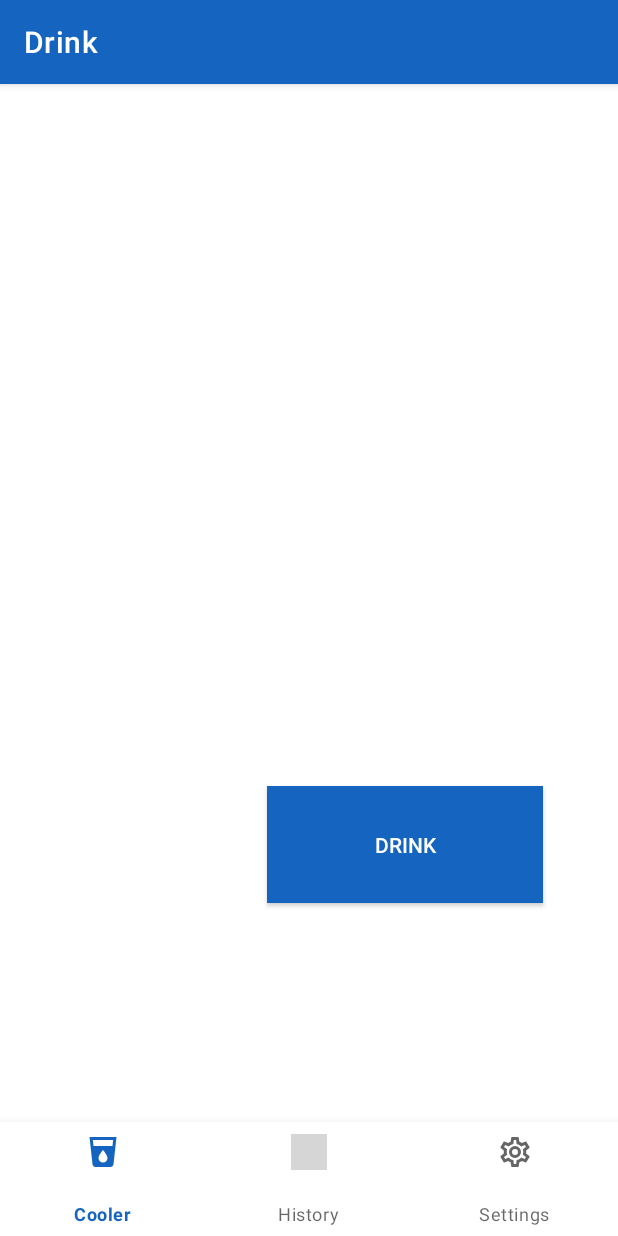
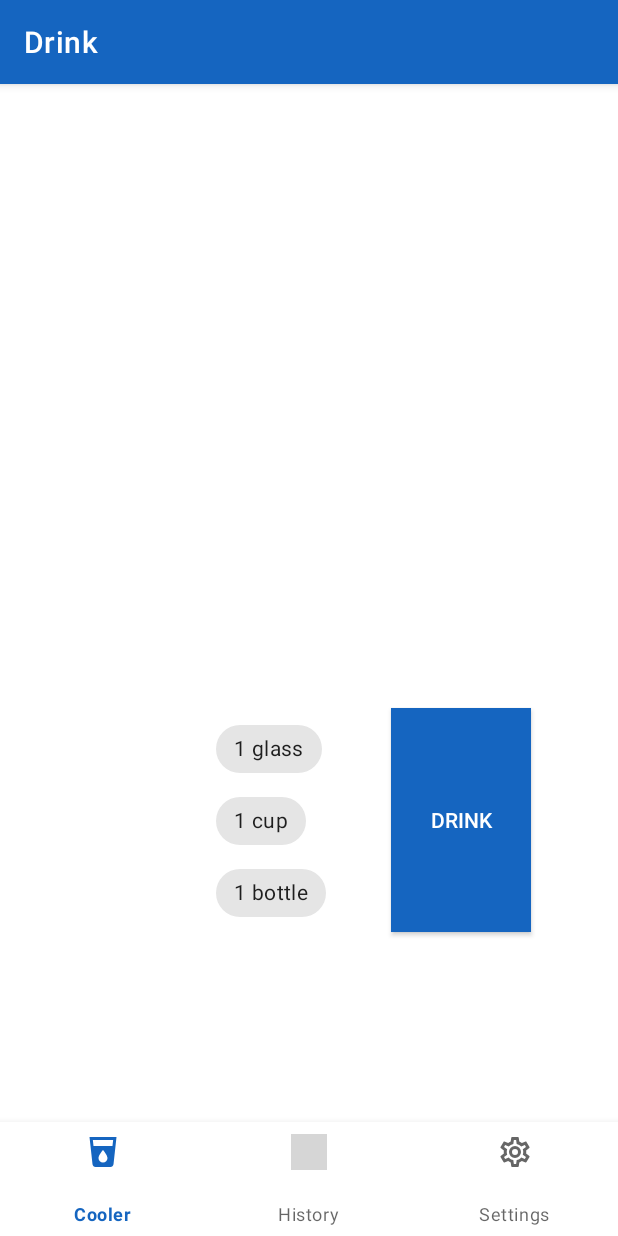
Before and after one commit to kamilchulakov/DrinkSomeWater, an Android app: the DrinkFragment screen opened through its navigation route, on a phone screen of 412 x 824 dp. Run offline under Robolectric (Android 15) with nearby library versions, the phone set to English and light mode, and no system bars; our stand-ins replace navigation-ui; 1 statement that could not run was skipped; grey boxes are pictures that could not be loaded.

Commit message:
Add chips to choose amount of water

```diff
--- a/app/src/main/res/layout/fragment_drink.xml
+++ b/app/src/main/res/layout/fragment_drink.xml
@@ -12,15 +12,44 @@
 
         <androidx.appcompat.widget.AppCompatButton
             android:id="@+id/drinkBtn"
-            android:layout_width="184dp"
-            android:layout_height="78dp"
-            android:layout_marginTop="468dp"
-            android:layout_marginEnd="28dp"
+            android:layout_width="93dp"
+            android:layout_height="149dp"
+            android:layout_marginEnd="36dp"
+            android:layout_marginBottom="164dp"
             android:background="@color/primaryColor"
+            android:text="@string/app_name"
             android:textColor="@color/white"
-            android:text="@string/app_name"
-            app:layout_constraintEnd_toEndOf="parent"
-            app:layout_constraintTop_toTopOf="parent" />
+            app:layout_constraintBottom_toBottomOf="parent"
+            app:layout_constraintEnd_toEndOf="parent" />
+
+        <com.google.android.material.chip.ChipGroup
+            android:id="@+id/chipGroup"
+            android:layout_width="98dp"
+            android:layout_height="146dp"
+            android:layout_marginEnd="148dp"
+            android:layout_marginBottom="164dp"
+            app:layout_constraintBottom_toBottomOf="parent"
+            app:layout_constraintEnd_toEndOf="parent">
+
+
+            <com.google.android.material.chip.Chip
+                style="@style/Widget.MaterialComponents.Chip.Choice"
+                android:layout_width="wrap_content"
+                android:layout_height="wrap_content"
+                android:text="1 glass" />
+
+            <com.google.android.material.chip.Chip
+                style="@style/Widget.MaterialComponents.Chip.Choice"
+                android:layout_width="wrap_content"
+                android:layout_height="wrap_content"
+                android:text="1 cup" />
+
+            <com.google.android.material.chip.Chip
+                style="@style/Widget.MaterialComponents.Chip.Choice"
+                android:layout_width="wrap_content"
+                android:layout_height="wrap_content"
+                android:text="1 bottle" />
+        </com.google.android.material.chip.ChipGroup>
     </androidx.constraintlayout.widget.ConstraintLayout>
 
 </FrameLayout>
```
